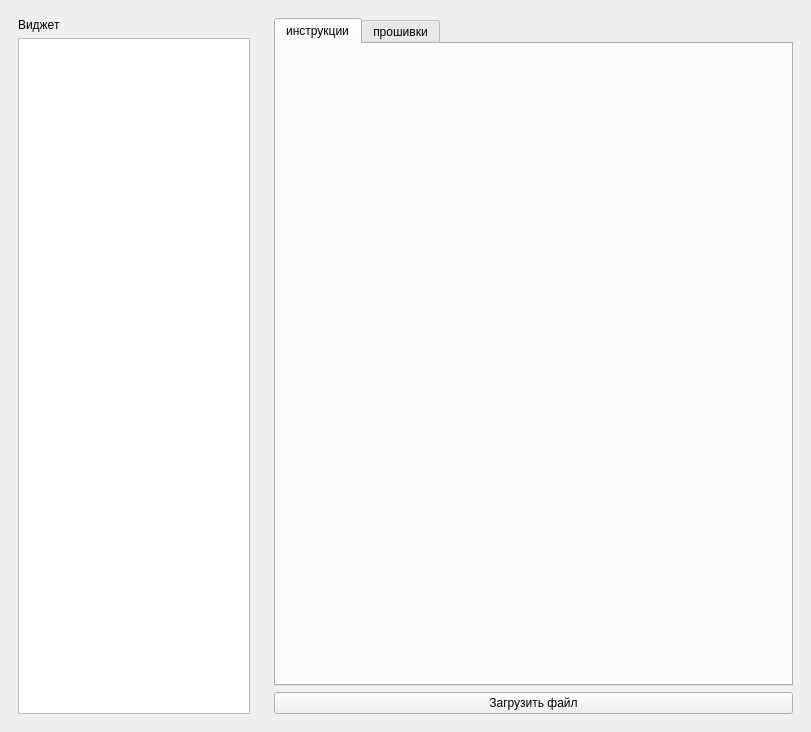
The window that view/viewController.ui (vladjong/storageDevice) describes before a commit, drawn with Qt 5.
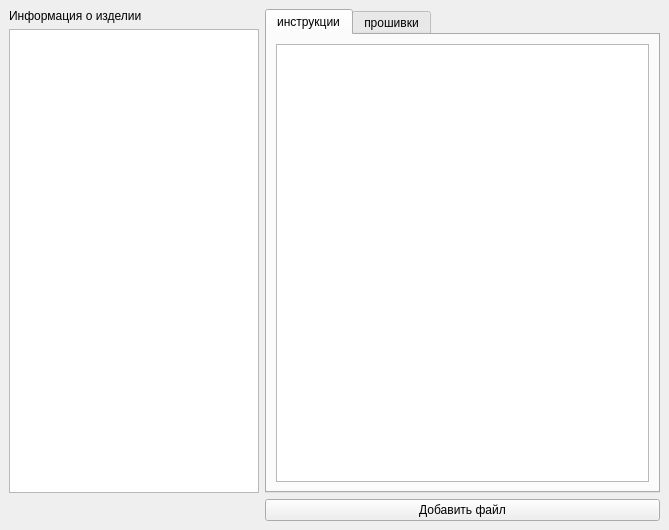
The same window after the commit.

```diff
--- a/view/viewController.ui
+++ b/view/viewController.ui
@@ -6,8 +6,8 @@
    <rect>
     <x>0</x>
     <y>0</y>
-    <width>811</width>
-    <height>732</height>
+    <width>669</width>
+    <height>530</height>
    </rect>
   </property>
   <property name="windowTitle">
@@ -15,56 +15,61 @@
   </property>
   <widget class="QWidget" name="centralwidget">
    <layout class="QGridLayout" name="gridLayout">
-    <item row="0" column="1">
-     <widget class="QWidget" name="fileWidget" native="true">
-      <layout class="QGridLayout" name="gridLayout_2">
-       <item row="0" column="0">
-        <widget class="QTabWidget" name="tabWidget">
+    <item row="0" column="1" rowspan="2">
+     <widget class="QTabWidget" name="fileTabWidget">
          <property name="currentIndex">
           <number>0</number>
          </property>
-         <widget class="QWidget" name="instructionTab">
+      <widget class="QWidget" name="instructionsTab">
           <attribute name="title">
            <string>инструкции</string>
           </attribute>
+       <layout class="QGridLayout" name="gridLayout_3">
+        <item row="0" column="0">
+         <widget class="QListView" name="instructionsListView"/>
+        </item>
+       </layout>
          </widget>
          <widget class="QWidget" name="firmwareTab">
           <attribute name="title">
            <string>прошивки</string>
           </attribute>
-         </widget>
-        </widget>
-       </item>
-       <item row="1" column="0">
-        <widget class="QPushButton" name="uploadButton">
-         <property name="text">
-          <string>Загрузить файл</string>
-         </property>
-        </widget>
+       <layout class="QGridLayout" name="gridLayout_2">
+        <item row="0" column="0">
+         <widget class="QListView" name="firmwareListView"/>
        </item>
       </layout>
      </widget>
+     </widget>
     </item>
     <item row="0" column="0">
-     <widget class="QWidget" name="itemWidget" native="true">
-      <property name="maximumSize">
-       <size>
-        <width>250</width>
-        <height>16777215</height>
-       </size>
-      </property>
-      <layout class="QVBoxLayout" name="verticalLayout">
-       <item>
         <widget class="QLabel" name="itemLabel">
+      <property name="maximumSize">
+       <size>
+        <width>250</width>
+        <height>16777215</height>
+       </size>
+      </property>
          <property name="text">
-          <string>Виджет</string>
+       <string>Информация о изделии</string>
          </property>
         </widget>
        </item>
-       <item>
-        <widget class="QListWidget" name="itemListWidget"/>
-       </item>
-      </layout>
+    <item row="1" column="0">
+     <widget class="QListView" name="itemListView">
+      <property name="maximumSize">
+       <size>
+        <width>250</width>
+        <height>16777215</height>
+       </size>
+      </property>
+     </widget>
+    </item>
+    <item row="2" column="1">
+     <widget class="QPushButton" name="fileButton">
+      <property name="text">
+       <string>Добавить файл</string>
+      </property>
      </widget>
     </item>
    </layout>
```
Lines whose indentation alone changed are shown as unchanged.
